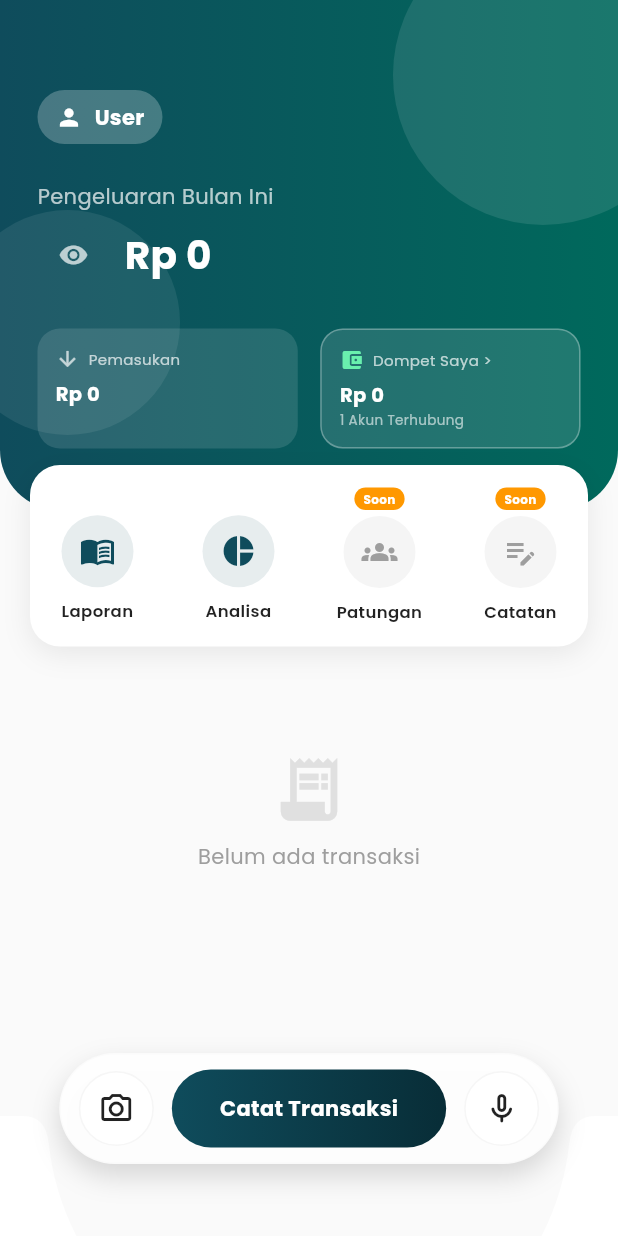
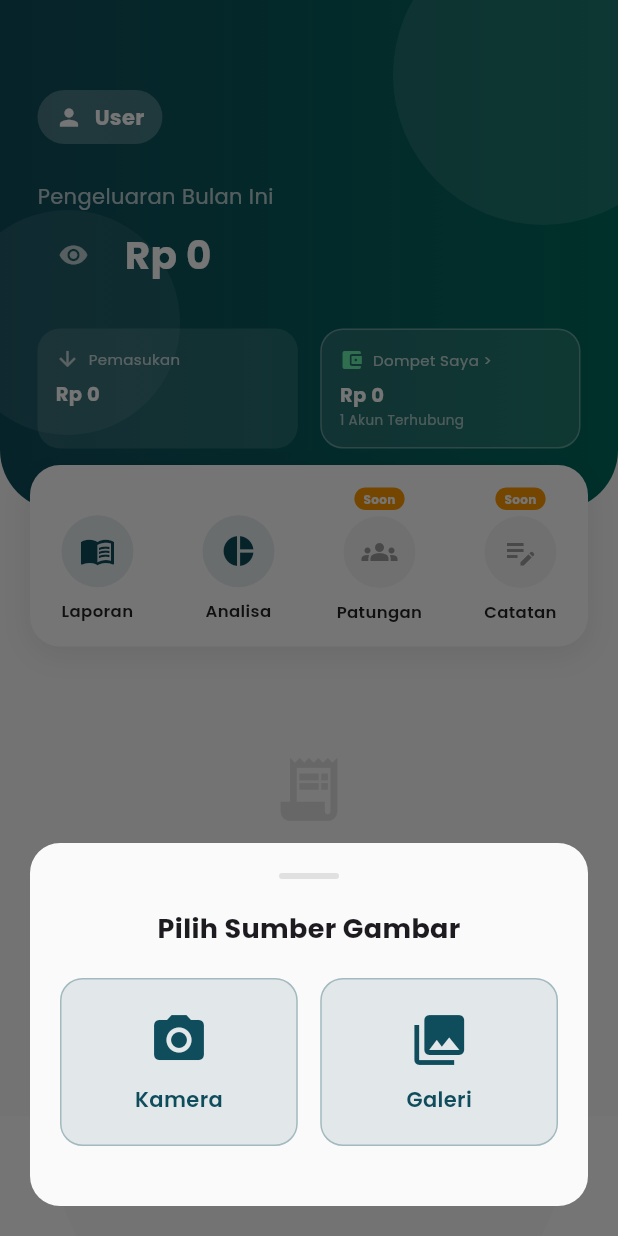
Before and after one commit to RestuAgilYA/artoku_app, a Flutter app: the screen it shows once a user with an empty profile is signed in, after a tap on the "camera alt" icon, on a phone screen of 412 x 824 dp. Run offline on Flutter 3.47's test engine with Material 3 defaults, Android fonts, the light colour scheme and no system bars; our stand-ins replace app_links, cloud_firestore, csv, firebase_auth, firebase_core, fl_chart and 15 more; accounts and stored records are empty.

Commit message:
Add feature upload gambar via gallery and add readme

```diff
--- a/lib/dashboard_screen.dart
+++ b/lib/dashboard_screen.dart
@@ -179,6 +179,132 @@ class _DashboardScreenState extends State<DashboardScreen> {
     );
     // Handle null safety: return false if dialog dismissed without choice
     return result ?? false;
+  }
+
+  void _showImageSourceOptions() {
+    showModalBottomSheet(
+      context: context,
+      backgroundColor: Colors.transparent,
+      builder: (BuildContext context) {
+        return Container(
+          margin: const EdgeInsets.all(20),
+          padding: const EdgeInsets.all(20),
+          decoration: BoxDecoration(
+            color: Theme.of(context).scaffoldBackgroundColor,
+            borderRadius: BorderRadius.circular(20),
+          ),
+          child: Column(
+            mainAxisSize: MainAxisSize.min,
+            children: [
+              Container(
+                width: 40,
+                height: 4,
+                margin: const EdgeInsets.only(bottom: 20),
+                decoration: BoxDecoration(
+                  color: Colors.grey.shade300,
+                  borderRadius: BorderRadius.circular(2),
+                ),
+              ),
+              Text(
+                'Pilih Sumber Gambar',
+                style: TextStyle(
+                  fontSize: 18,
+                  fontWeight: FontWeight.bold,
+                  color: Theme.of(context).textTheme.bodyLarge?.color,
+                ),
+              ),
+              const SizedBox(height: 20),
+              Row(
+                children: [
+                  Expanded(
+                    child: GestureDetector(
+                      onTap: () {
+                        Navigator.pop(context);
+                        AiTransactionHelper.pickAndScanImage(
+                          context,
+                          ImageSource.camera,
+                        );
+                      },
+                      child: Container(
+                        padding: const EdgeInsets.symmetric(vertical: 20),
+                        decoration: BoxDecoration(
+                          // ignore: deprecated_member_use
+                          color: primaryColor.withOpacity(0.1),
+                          borderRadius: BorderRadius.circular(15),
+                          border: Border.all(
+                            // ignore: deprecated_member_use
+                            color: primaryColor.withOpacity(0.3),
+                          ),
+                        ),
+                        child: Column(
+                          children: [
+                            Icon(
+                              Icons.camera_alt,
+                              size: 40,
+                              color: primaryColor,
+                            ),
+                            const SizedBox(height: 10),
+                            Text(
+                              'Kamera',
+                              style: TextStyle(
+                                fontWeight: FontWeight.w600,
+                                color: primaryColor,
+                              ),
+                            ),
+                          ],
+                        ),
+                      ),
+                    ),
+                  ),
+                  const SizedBox(width: 15),
+                  Expanded(
+                    child: GestureDetector(
+                      onTap: () {
+                        Navigator.pop(context);
+                        AiTransactionHelper.pickAndScanImage(
+                          context,
+                          ImageSource.gallery,
+                        );
+                      },
+                      child: Container(
+                        padding: const EdgeInsets.symmetric(vertical: 20),
+                        decoration: BoxDecoration(
+                          // ignore: deprecated_member_use
+                          color: primaryColor.withOpacity(0.1),
+                          borderRadius: BorderRadius.circular(15),
+                          border: Border.all(
+                            // ignore: deprecated_member_use
+                            color: primaryColor.withOpacity(0.3),
+                          ),
+                        ),
+                        child: Column(
+                          children: [
+                            Icon(
+                              Icons.photo_library,
+                              size: 40,
+                              color: primaryColor,
+                            ),
+                            const SizedBox(height: 10),
+                            Text(
+                              'Galeri',
+                              style: TextStyle(
+                                fontWeight: FontWeight.w600,
+                                color: primaryColor,
+                              ),
+                            ),
+                          ],
+                        ),
+                      ),
+                    ),
+                  ),
+                ],
+              ),
+              const SizedBox(height: 20),
+            ],
+          ),
+        );
+      },
+    );
   }
 
   @override
@@ -975,10 +1101,7 @@ class _DashboardScreenState extends State<DashboardScreen> {
         mainAxisSize: MainAxisSize.min,
         children: [
           GestureDetector(
-            onTap: () => AiTransactionHelper.pickAndScanImage(
-              context,
-              ImageSource.camera,
-            ),
+            onTap: () => _showImageSourceOptions(),
             child: _buildCircularIcon(Icons.camera_alt_outlined),
           ),
           const SizedBox(width: 12),
```
Also changed, not shown: screenshoots/input ai audio.png (renamed from screenshoots/input_ai_audio.png), screenshoots/input ai images.png (added), 1 other file.
